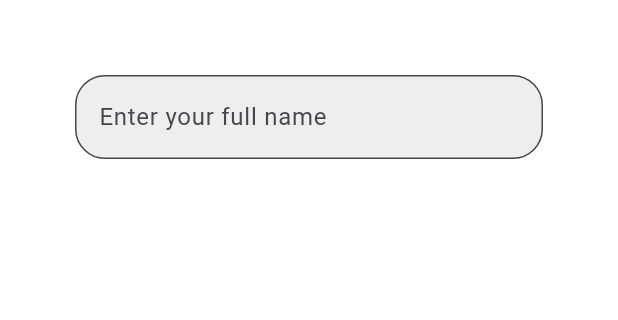
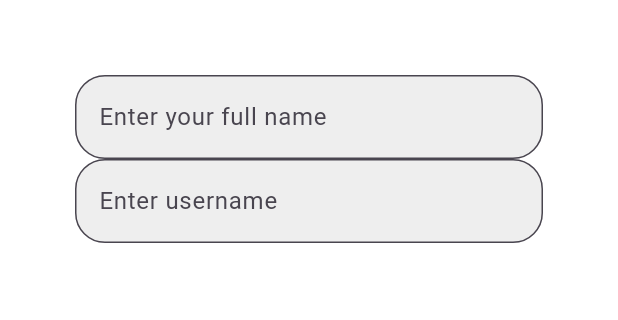
Before and after one commit to Ratndeep1999/to_do_app, a Flutter app: the SignUpPage screen opened directly, on a phone screen of 412 x 824 dp, the part 84-404 px from its top. Run offline on Flutter 3.47's test engine with Material 3 defaults, Android fonts, the light colour scheme and no system bars.

Commit message:
sign_up_page.dart : appbar add, form add, key add, full name text field add, username text field add,

```diff
--- a/lib/sign_up_page.dart
+++ b/lib/sign_up_page.dart
@@ -10,6 +10,7 @@ class SignUpPage extends StatefulWidget {
 class _SignUpPageState extends State<SignUpPage> {
   final GlobalKey _formKey = GlobalKey<FormState>();
   final TextEditingController _fullNameController = TextEditingController();
+  final _userNameController = TextEditingController();
 
   @override
   Widget build(BuildContext context) {
@@ -29,6 +30,7 @@ class _SignUpPageState extends State<SignUpPage> {
               children: [
                 SizedBox(height: 50),
 
+                /// Full name
                 TextFormField(
                   controller: _fullNameController,
                   decoration: InputDecoration(
@@ -40,6 +42,22 @@ class _SignUpPageState extends State<SignUpPage> {
                     ),
                   ),
                 ),
+
+                /// Username
+                TextFormField(
+                  controller: _userNameController,
+                  decoration: InputDecoration(
+                    hintText: 'Enter username',
+                    filled: true,
+                    fillColor: Colors.grey.shade200,
+                    border: OutlineInputBorder(
+                      borderRadius: BorderRadius.circular(20),
+                    ),
+                  ),
+                ),
+
+
+
               ],
             ),
           ),
```
